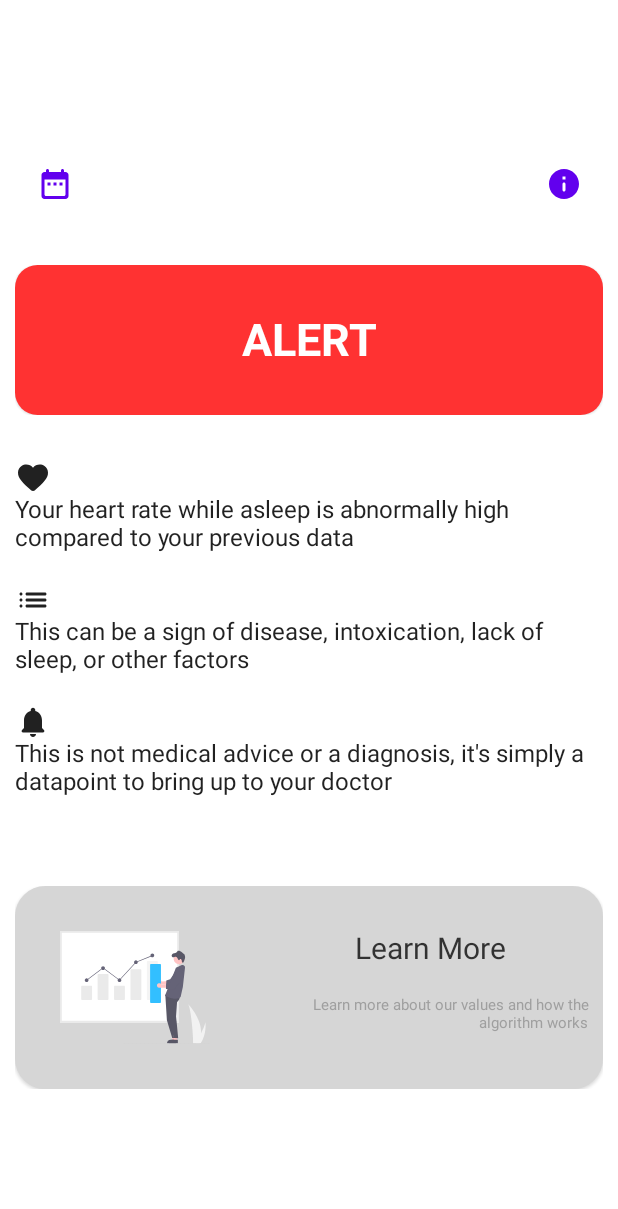
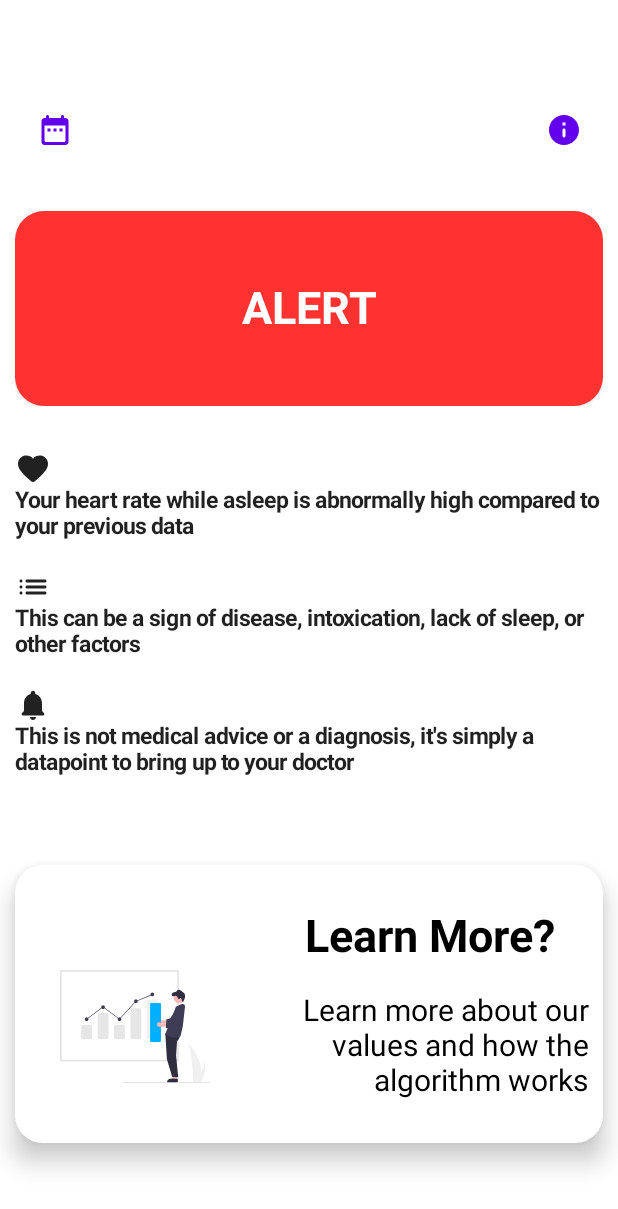
Before and after one commit to Vito-Research/Vito-Android, an Android app built with Jetpack Compose: the screen it shows after launch (MainActivity), on a phone screen of 412 x 824 dp. Shown: the top 1209 px of the screen. Run offline under Robolectric (Android 15) with nearby library versions, the phone set to English and light mode, and no system bars; libraries missing offline, so code that uses them is left out: io.github.boguszpawlowski.composecalendar.

Commit message:
UI Updates

```diff
--- a/app/build.gradle
+++ b/app/build.gradle
@@ -47,7 +47,9 @@ android {
 
 dependencies {
     def nav_version = "2.4.1"
+    implementation "io.github.boguszpawlowski.composecalendar:composecalendar"
 
+    // separate artifact with utilities for working with kotlinx-datetime
     implementation "androidx.navigation:navigation-compose:$nav_version"
     implementation 'io.github.boguszpawlowski.composecalendar:composecalendar:0.3.0'
     implementation 'androidx.core:core-ktx:1.7.0'
--- a/app/src/main/java/com/example/vito/HomeView.kt
+++ b/app/src/main/java/com/example/vito/HomeView.kt
@@ -48,7 +48,7 @@ fun HomeView(navController: NavController) {
                 .height(40.dp)
                 .fillMaxWidth()
         )
-        LearnMore("Learn More", "Learn more about our values and how the algorithm works")
+        LearnMore("Learn More?", "Learn more about our values and how the algorithm works")
 
 
 
@@ -63,7 +63,10 @@ fun AlertDetails(alertTitle: String, icon: ImageVector = Icons.Rounded.Build) {
         .padding(10.dp)
        ) {
         Icon(icon, alertTitle)
-        Text(text = alertTitle)
+        Text(text = alertTitle,
+            fontSize = 15.sp,
+            fontWeight = FontWeight.Bold,
+        )
     }
 }
 
@@ -77,7 +80,7 @@ fun AlertCard(alertTitle: String) {
 
                 .padding(10.dp)
                 .padding(vertical = 10.dp)
-                .height(100.dp)
+                .height(130.dp)
                 .fillMaxWidth()
                 .alpha(.8F)
 
@@ -106,14 +109,15 @@ fun AlertCard(alertTitle: String) {
 fun LearnMore(title: String, text: String) {
 
     Card(
-        backgroundColor = Color.LightGray,
-        shape = RoundedCornerShape(15),
+        elevation = 10.dp,
+        backgroundColor = Color.White,
+        shape = RoundedCornerShape(10),
         modifier = Modifier
 
             .padding(10.dp)
 
             .fillMaxWidth()
-            .alpha(.8F)
+
 
 
     ) {
@@ -122,7 +126,9 @@ fun LearnMore(title: String, text: String) {
             Image(painter = image,contentDescription = "", modifier = Modifier
 
                 .padding(30.dp)
-                .width(100.dp))
+                .padding(top= 40.dp)
+                .width(100.dp)
+            )
 
             Column(
                 horizontalAlignment = Alignment.CenterHorizontally,
@@ -137,8 +143,9 @@ fun LearnMore(title: String, text: String) {
                     Text(
 
                         text = title,
+                        fontWeight = FontWeight.Bold,
                         color = Color.Black,
-                        fontSize = 20.sp,
+                        fontSize = 30.sp,
                         textAlign = TextAlign.Right,
                         modifier = Modifier
 
@@ -151,8 +158,8 @@ fun LearnMore(title: String, text: String) {
                     Spacer(modifier = Modifier.padding())
                     Text(
                         text = text,
-                        color = Color.Gray,
-                        fontSize = 10.sp,
+                        color = Color.Black,
+                        fontSize = 20.sp,
                         textAlign = TextAlign.Right,
                         modifier = Modifier
 
--- a/app/src/main/java/com/example/vito/MainActivity.kt
+++ b/app/src/main/java/com/example/vito/MainActivity.kt
@@ -21,6 +21,7 @@ import androidx.navigation.compose.NavHost
 import androidx.navigation.compose.composable
 import androidx.navigation.compose.rememberNavController
 import com.example.vito.ui.theme.VitoTheme
+import io.github.boguszpawlowski.composecalendar.SelectableCalendar
 import io.github.boguszpawlowski.composecalendar.StaticCalendar
 import java.io.File
 import java.util.*
@@ -51,7 +52,10 @@ class MainActivity : ComponentActivity() {
 
         NavHost(navController = navController, startDestination = "Home") {
             composable("Home") {  HomeView(navController= navController) }
-            composable("Data") { Text("Hi") }
+            composable("Data") {
+
+                SelectableCalendar()
+            }
             /*...*/
         }
     }
```
